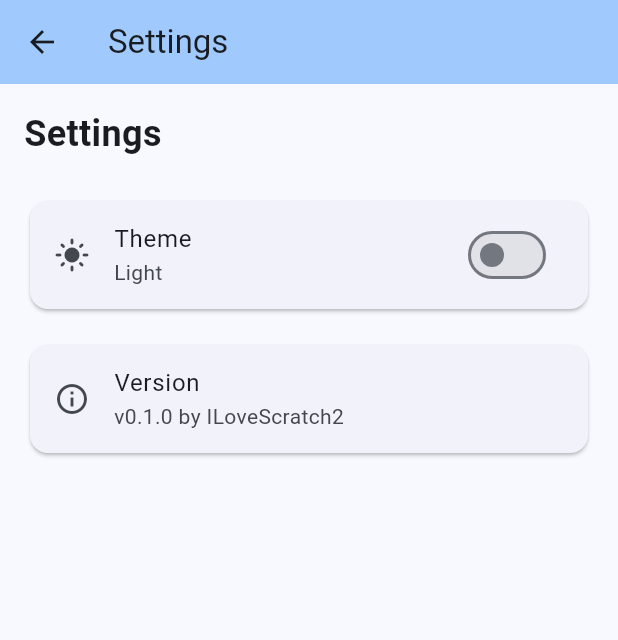
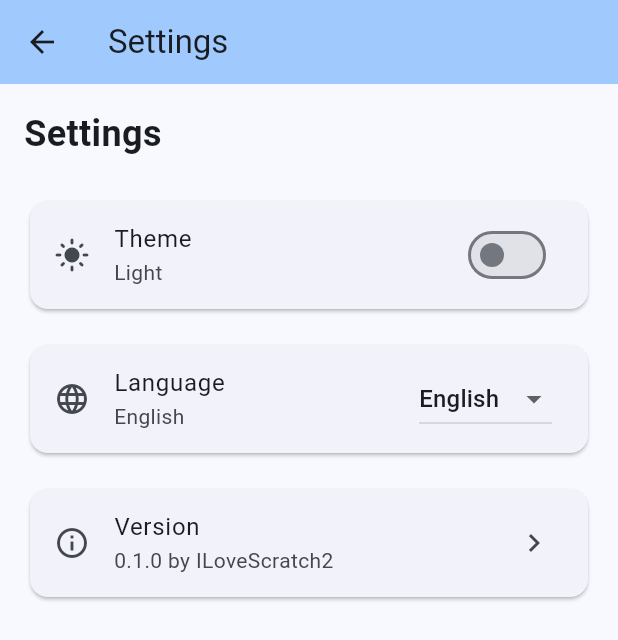
Before and after one commit to ILoveScratch2/TouchFish-Astra, a Flutter app: the screen it shows after launch, after a tap on the "settings" icon, on a phone screen of 412 x 824 dp. Shown: the top 640 px of the screen. Run offline on Flutter 3.47's test engine with Material 3 defaults, Android fonts, the phone set to English and light mode, and no system bars; our stand-ins replace file_picker, shared_preferences.

Commit message:
feat: add i18n, info, fix bugs, unify version

```diff
--- /dev/null
+++ b/lib/app_localizations.dart
@@ -0,0 +1,101 @@
+import 'package:flutter/material.dart';
+
+/// Linus式i18n: 只有两种语言，就用最直白的方式
+class AppLocalizations {
+  final Locale locale;
+
+  AppLocalizations(this.locale);
+
+  /// 静态访问，这样每个Widget都能方便获取
+  static AppLocalizations of(BuildContext context) {
+    return Localizations.of<AppLocalizations>(context, AppLocalizations)!;
+  }
+
+  /// 核心数据结构：一个Map搞定一切
+  /// 格式：'key': {'zh': '中文', 'en': 'English'}
+  static final Map<String, Map<String, String>> _localizedValues = {
+    // App通用
+    'settings': {'zh': '设置', 'en': 'Settings'},
+    'version': {'zh': '版本', 'en': 'Version'},
+    'ok': {'zh': '确定', 'en': 'OK'},
+
+    // 连接界面
+    'server_ip': {'zh': '服务器IP', 'en': 'Server IP'},
+    'port': {'zh': '端口', 'en': 'Port'},
+    'username': {'zh': '用户名', 'en': 'Username'},
+    'connect': {'zh': '连接', 'en': 'Connect'},
+    'fill_all_fields': {'zh': '请填写所有字段', 'en': 'Fill all fields'},
+    'connection_failed': {'zh': '连接失败', 'en': 'Connection failed'},
+
+    // 设置界面
+    'theme': {'zh': '主题', 'en': 'Theme'},
+    'theme_dark': {'zh': '深色', 'en': 'Dark'},
+    'theme_light': {'zh': '浅色', 'en': 'Light'},
+    'language': {'zh': '语言', 'en': 'Language'},
+
+    // 聊天界面
+    'chat': {'zh': '聊天', 'en': 'Chat'},
+    'type_message': {'zh': '输入消息...', 'en': 'Type message...'},
+    'send': {'zh': '发送', 'en': 'Send'},
+    'attach_file': {'zh': '附加文件', 'en': 'Attach file'},
+  };
+
+  /// 获取翻译文本 - 简单粗暴的逻辑
+  String translate(String key) {
+    final translations = _localizedValues[key];
+    if (translations == null) {
+      // 开发时能立即发现缺失的key
+      return '!$key!';
+    }
+
+    // 核心逻辑：是zh就zh，否则en，没有复杂判断
+    final languageCode = locale.languageCode;
+    if (languageCode == 'zh') {
+      return translations['zh'] ?? translations['en'] ?? key;
+    }
+    // 所有非中文的都fallback到英文
+    return translations['en'] ?? key;
+  }
+
+  // 便捷访问器 - 代码里直接用更清晰
+  String get settings => translate('settings');
+  String get version => translate('version');
+  String get ok => translate('ok');
+
+  String get serverIp => translate('server_ip');
+  String get port => translate('port');
+  String get username => translate('username');
+  String get connect => translate('connect');
+  String get fillAllFields => translate('fill_all_fields');
+  String get connectionFailed => translate('connection_failed');
+
+  String get theme => translate('theme');
+  String get themeDark => translate('theme_dark');
+  String get themeLight => translate('theme_light');
+  String get language => translate('language');
+
+  String get chat => translate('chat');
+  String get typeMessage => translate('type_message');
+  String get send => translate('send');
+  String get attachFile => translate('attach_file');
+}
+
+/// LocalizationsDelegate - Flutter要求的接口
+class AppLocalizationsDelegate extends LocalizationsDelegate<AppLocalizations> {
+  const AppLocalizationsDelegate();
+
+  @override
+  bool isSupported(Locale locale) {
+    // 只支持zh和en，其他的都算支持但会fallback到en
+    return true;
+  }
+
+  @override
+  Future<AppLocalizations> load(Locale locale) async {
+    // 同步返回，没有异步加载的复杂性
+    return AppLocalizations(locale);
+  }
+
+  @override
+  bool shouldReload(AppLocalizationsDelegate old) => false;
+}
--- /dev/null
+++ b/lib/constants.dart
@@ -0,0 +1,14 @@
+/// 应用常量 - 单一数据源
+class AppConstants {
+  // 版本信息
+  static const String version = '0.1.0';
+  static const String buildNumber = '1';
+  static const String appName = 'TouchFishAstra';
+  static const String author = 'ILoveScratch2';
+
+  // 项目信息
+  static const String description = 'A cross-platform TouchFish client built with Flutter';
+  static const String descriptionZh = '基于 Flutter 构建的跨平台TouchFish客户端';
+  static const String githubUrl = 'https://github.com/ILoveScratch2/TouchFishAstra';
+  static const String license = 'AGPLv3 License';
+}
--- a/lib/main.dart
+++ b/lib/main.dart
@@ -1,8 +1,11 @@
 import 'package:flutter/material.dart';
+import 'package:flutter_localizations/flutter_localizations.dart';
 import 'package:shared_preferences/shared_preferences.dart';
 import 'socket_service.dart';
 import 'main_navigation.dart';
 import 'settings_screen.dart';
+import 'app_localizations.dart';
+import 'constants.dart';
 
 void main() => runApp(const TouchFishAstra());
 
@@ -15,22 +18,26 @@ class TouchFishAstra extends StatefulWidget {
 
 class _TouchFishAstraState extends State<TouchFishAstra> {
   var _themeMode = ThemeMode.system;
+  var _locale = const Locale('en');
 
   @override
   void initState() {
     super.initState();
-    _loadTheme();
+    _loadPreferences();
   }
 
-  Future<void> _loadTheme() async {
+  Future<void> _loadPreferences() async {
     final prefs = await SharedPreferences.getInstance();
     final theme = prefs.getString('theme_mode') ?? 'system';
+    final lang = prefs.getString('language') ?? 'en';
+
     setState(() {
       _themeMode = theme == 'dark'
           ? ThemeMode.dark
           : theme == 'light'
               ? ThemeMode.light
               : ThemeMode.system;
+      _locale = Locale(lang);
     });
   }
 
@@ -50,10 +57,31 @@ class _TouchFishAstraState extends State<TouchFishAstra> {
     });
   }
 
+  Future<void> _changeLanguage(String langCode) async {
+    final prefs = await SharedPreferences.getInstance();
+    await prefs.setString('language', langCode);
+
+    setState(() {
+      _locale = Locale(langCode);
+    });
+  }
+
   @override
   Widget build(BuildContext context) {
     return MaterialApp(
       title: 'TouchFishAstra',
+      // i18n配置 - 就这三行，简单粗暴
+      locale: _locale,
+      localizationsDelegates: const [
+        AppLocalizationsDelegate(),
+        GlobalMaterialLocalizations.delegate,
+        GlobalWidgetsLocalizations.delegate,
+        GlobalCupertinoLocalizations.delegate,
+      ],
+      supportedLocales: const [
+        Locale('zh'),
+        Locale('en'),
+      ],
       theme: ThemeData(
         colorScheme: ColorScheme.fromSeed(seedColor: Colors.blue),
         useMaterial3: true,
@@ -68,7 +96,9 @@ class _TouchFishAstraState extends State<TouchFishAstra> {
       themeMode: _themeMode,
       home: ConnectScreen(
         onThemeToggle: _toggleTheme,
+        onLanguageChange: _changeLanguage,
         currentTheme: _themeMode,
+        currentLocale: _locale,
       ),
     );
   }
@@ -76,12 +106,16 @@ class _TouchFishAstraState extends State<TouchFishAstra> {
 
 class ConnectScreen extends StatefulWidget {
   final VoidCallback onThemeToggle;
+  final Function(String) onLanguageChange;
   final ThemeMode currentTheme;
+  final Locale currentLocale;
 
   const ConnectScreen({
     super.key,
     required this.onThemeToggle,
+    required this.onLanguageChange,
     required this.currentTheme,
+    required this.currentLocale,
   });
 
   @override
@@ -95,12 +129,13 @@ class _ConnectScreenState extends State<ConnectScreen> {
   var _connecting = false;
 
   Future<void> _connect() async {
+    final l10n = AppLocalizations.of(context);
     final ip = _ipController.text.trim();
     final port = int.tryParse(_portController.text.trim());
     final username = _usernameController.text.trim();
 
     if (ip.isEmpty || port == null || username.isEmpty) {
-      _showError('Fill all fields');
+      _showError(l10n.fillAllFields);
       return;
     }
 
@@ -119,13 +154,15 @@ class _ConnectScreenState extends State<ConnectScreen> {
             socket: socket,
             username: username,
             currentTheme: widget.currentTheme,
+            currentLocale: widget.currentLocale,
             onThemeToggle: widget.onThemeToggle,
+            onLanguageChange: widget.onLanguageChange,
           ),
         ),
       );
     } else {
       setState(() => _connecting = false);
-      _showError('Connection failed');
+      _showError(l10n.connectionFailed);
     }
   }
 
@@ -135,9 +172,11 @@ class _ConnectScreenState extends State<ConnectScreen> {
 
   @override
   Widget build(BuildContext context) {
+    final l10n = AppLocalizations.of(context);
+
     return Scaffold(
       appBar: AppBar(
-        title: const Text('TouchFishAstra'),
+        title: const Text(AppConstants.appName),
         backgroundColor: Theme.of(context).colorScheme.inversePrimary,
       ),
       floatingActionButton: FloatingActionButton(
@@ -147,12 +186,14 @@ class _ConnectScreenState extends State<ConnectScreen> {
             MaterialPageRoute(
               builder: (_) => Scaffold(
                 appBar: AppBar(
-                  title: const Text('Settings'),
+                  title: Text(l10n.settings),
                   backgroundColor: Theme.of(context).colorScheme.inversePrimary,
                 ),
                 body: SettingsScreen(
                   currentTheme: widget.currentTheme,
+                  currentLocale: widget.currentLocale,
                   onThemeToggle: widget.onThemeToggle,
+                  onLanguageChange: widget.onLanguageChange,
                 ),
               ),
             ),
@@ -172,34 +213,34 @@ class _ConnectScreenState extends State<ConnectScreen> {
                 mainAxisSize: MainAxisSize.min,
                 children: [
                   const Text(
-                    'TouchFishAstra',
+                    AppConstants.appName,
                     style: TextStyle(fontSize: 24, fontWeight: FontWeight.bold),
                   ),
                   const SizedBox(height: 8),
-                  const Text('v0.1.0 by ILoveScratch2'),
+                  Text('${l10n.version} ${AppConstants.version} by ${AppConstants.author}'),
                   const SizedBox(height: 32),
                   TextField(
                     controller: _ipController,
-                    decoration: const InputDecoration(
-                      labelText: 'Server IP',
-                      border: OutlineInputBorder(),
+                    decoration: InputDecoration(
+                      labelText: l10n.serverIp,
+                      border: const OutlineInputBorder(),
                     ),
                   ),
                   const SizedBox(height: 16),
                   TextField(
                     controller: _portController,
-                    decoration: const InputDecoration(
-                      labelText: 'Port',
-                      border: OutlineInputBorder(),
+                    decoration: InputDecoration(
+                      labelText: l10n.port,
+                      border: const OutlineInputBorder(),
                     ),
                     keyboardType: TextInputType.number,
                   ),
                   const SizedBox(height: 16),
                   TextField(
                     controller: _usernameController,
-                    decoration: const InputDecoration(
-                      labelText: 'Username',
-                      border: OutlineInputBorder(),
+                    decoration: InputDecoration(
+                      labelText: l10n.username,
+                      border: const OutlineInputBorder(),
                     ),
                     onSubmitted: (_) => _connect(),
                   ),
@@ -215,7 +256,7 @@ class _ConnectScreenState extends State<ConnectScreen> {
                               height: 20,
                               child: CircularProgressIndicator(strokeWidth: 2),
                             )
-                          : const Text('Connect'),
+                          : Text(l10n.connect),
                     ),
                   ),
                 ],
--- a/lib/settings_screen.dart
+++ b/lib/settings_screen.dart
@@ -1,23 +1,93 @@
 import 'package:flutter/material.dart';
+import 'package:url_launcher/url_launcher.dart';
+import 'app_localizations.dart';
+import 'constants.dart';
 
 class SettingsScreen extends StatelessWidget {
   final ThemeMode currentTheme;
+  final Locale currentLocale;
   final VoidCallback onThemeToggle;
+  final Function(String) onLanguageChange;
 
   const SettingsScreen({
     super.key,
     required this.currentTheme,
+    required this.currentLocale,
     required this.onThemeToggle,
+    required this.onLanguageChange,
   });
+
+  void _showAboutDialog(BuildContext context) {
+    final l10n = AppLocalizations.of(context);
+    final isZh = Localizations.localeOf(context).languageCode == 'zh';
+
+    showDialog(
+      context: context,
+      builder: (context) => AlertDialog(
+        title: const Text(AppConstants.appName),
+        content: SingleChildScrollView(
+          child: Column(
+            mainAxisSize: MainAxisSize.min,
+            crossAxisAlignment: CrossAxisAlignment.start,
+            children: [
+              Text(
+                '${l10n.version} ${AppConstants.version}',
+                style: Theme.of(context).textTheme.titleMedium,
+              ),
+              const SizedBox(height: 16),
+              Text(
+                isZh ? AppConstants.descriptionZh : AppConstants.description,
+                style: Theme.of(context).textTheme.bodyMedium,
+              ),
+              const SizedBox(height: 16),
+              InkWell(
+                onTap: () async {
+                  final uri = Uri.parse(AppConstants.githubUrl);
+                  if (await canLaunchUrl(uri)) {
+                    await launchUrl(uri);
+                  }
+                },
+                child: Text(
+                  AppConstants.githubUrl,
+                  style: TextStyle(
+                    color: Theme.of(context).colorScheme.primary,
+                    decoration: TextDecoration.underline,
+                  ),
+                ),
+              ),
+              const SizedBox(height: 16),
+              Text(
+                'by ${AppConstants.author}',
+                style: Theme.of(context).textTheme.bodySmall,
+              ),
+              const SizedBox(height: 8),
+              Text(
+                AppConstants.license,
+                style: Theme.of(context).textTheme.bodySmall,
+              ),
+            ],
+          ),
+        ),
+        actions: [
+          TextButton(
+            onPressed: () => Navigator.of(context).pop(),
+            child: Text(l10n.ok),
+          ),
+        ],
+      ),
+    );
+  }
 
   @override
   Widget build(BuildContext context) {
+    final l10n = AppLocalizations.of(context);
+
     return ListView(
       padding: const EdgeInsets.all(16),
       children: [
-        const Text(
-          'Settings',
-          style: TextStyle(fontSize: 24, fontWeight: FontWeight.bold),
+        Text(
+          l10n.settings,
+          style: const TextStyle(fontSize: 24, fontWeight: FontWeight.bold),
         ),
         const SizedBox(height: 24),
         Card(
@@ -27,9 +97,9 @@ class SettingsScreen extends StatelessWidget {
                   ? Icons.dark_mode
                   : Icons.light_mode,
             ),
-            title: const Text('Theme'),
+            title: Text(l10n.theme),
             subtitle: Text(
-              currentTheme == ThemeMode.dark ? 'Dark' : 'Light',
+              currentTheme == ThemeMode.dark ? l10n.themeDark : l10n.themeLight,
             ),
             trailing: Switch(
               value: currentTheme == ThemeMode.dark,
@@ -40,9 +110,39 @@ class SettingsScreen extends StatelessWidget {
         const SizedBox(height: 16),
         Card(
           child: ListTile(
+            leading: const Icon(Icons.language),
+            title: Text(l10n.language),
+            subtitle: Text(
+              currentLocale.languageCode == 'zh' ? '简体中文' : 'English',
+            ),
+            trailing: DropdownButton<String>(
+              value: currentLocale.languageCode,
+              items: const [
+                DropdownMenuItem(
+                  value: 'zh',
+                  child: Text('简体中文'),
+                ),
+                DropdownMenuItem(
+                  value: 'en',
+                  child: Text('English'),
+                ),
+              ],
+              onChanged: (value) {
+                if (value != null) {
+                  onLanguageChange(value);
+                }
+              },
+            ),
+          ),
+        ),
+        const SizedBox(height: 16),
+        Card(
+          child: ListTile(
             leading: const Icon(Icons.info_outline),
-            title: const Text('Version'),
-            subtitle: const Text('v0.1.0 by ILoveScratch2'),
+            title: Text(l10n.version),
+            subtitle: Text('${AppConstants.version} by ${AppConstants.author}'),
+            trailing: const Icon(Icons.chevron_right),
+            onTap: () => _showAboutDialog(context),
           ),
         ),
       ],
```
Also changed, not shown: lib/chat_screen.dart (+8 -3 lines), lib/main_navigation.dart (+23 -11 lines), pubspec.yaml (+15 -0 lines), logo.jpg (added), pubspec.lock, 32 other files.
